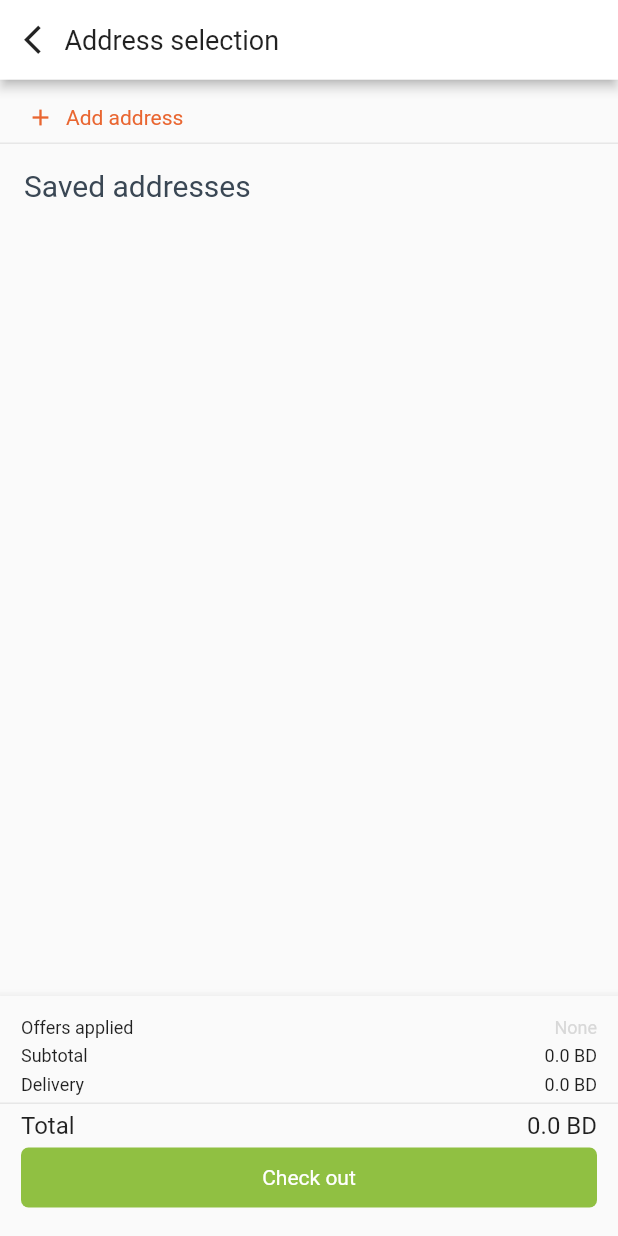
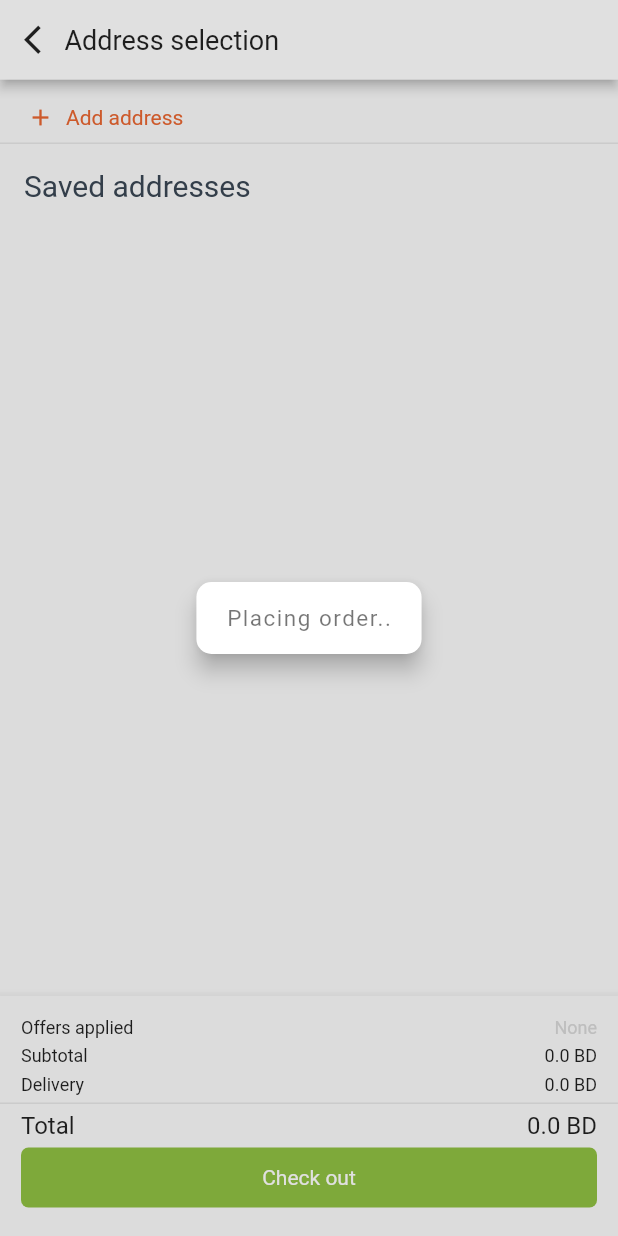
Before and after one commit to teamHaztech/chaabra, a Flutter app: the SelectAddressPage screen opened directly, after a tap on "Check out", on a phone screen of 412 x 824 dp. Run offline on Flutter 3.47's test engine with Material 2 defaults, Android fonts, the phone set to English and light mode, and no system bars; our stand-ins replace dio, flutter_svg, flutter_swiper, fluttertoast, progress_indicators, shared_preferences and 3 more; missing offline and left inert: flutter_webview_plugin; accounts and stored records are empty; network calls fail.

```diff
--- a/lib/models/order.dart
+++ b/lib/models/order.dart
@@ -27,11 +27,13 @@ class Order{
 class OrderedProduct{
   final double totalPrice;
   final Product product;
-  OrderedProduct({this.product,this.totalPrice});
+  final String option;
+  OrderedProduct({this.product,this.totalPrice,this.option});
   factory OrderedProduct.fromJson(Map<String, dynamic>json){
     return OrderedProduct(
       totalPrice: double.parse(json['total']),
-      product: Product.fromJson(json['product'])
+      product: Product.fromJson(json['product']),
+      option: json['product_option'][0]['value']
     );
   }
 }
--- a/lib/providers/orderProvider.dart
+++ b/lib/providers/orderProvider.dart
@@ -180,7 +180,9 @@ class OrderProvider extends ChangeNotifier{
     }
   }
 
+  searchProducts()async{
 
+  }
 
   showZoneList(context) {
     showDialog(
@@ -224,25 +226,22 @@ class OrderProvider extends ChangeNotifier{
         });
   }
 
+
+
   order(context)async{
-    // showProgressIndicator(context,loadingText: "Placing order..");
+    showProgressIndicator(context,loadingText: "Placing order..");
     final cartProvider = Provider.of<CartProvider>(context,listen: false);
     User user = await User().localUserData();
-
     List<Map<String, dynamic>> cartJson = [];
-
-
     cartProvider.cart.forEach((element) {
       cartJson.add(Cart().toJson(context,element));
     });
-
     final data = {
       "customer_id": user.id.toString(),
       "cart": json.encode(cartJson),
       "total" : cartProvider.total.toString(),
       "address_id" : selectedAddressId == null ? "" : selectedAddressId.toString(),
     };
-
     final res = await callApi.postWithConnectionCheck(context,apiUrl: "order", data: data);
     print(res.body);
     final jsonRes = jsonDecode(res.body);
--- a/lib/screens/CartPage.dart
+++ b/lib/screens/CartPage.dart
@@ -16,8 +16,6 @@ class CartPage extends StatelessWidget {
     final cartProvider = Provider.of<CartProvider>(context);
     return Scaffold(
       key: _scaffoldKey,
-      endDrawer: cartDrawer(context),
-      drawer: drawer(context),
       body: SafeArea(
         child: Stack(
           children: [
--- a/lib/screens/OrderPlacedPage.dart
+++ b/lib/screens/OrderPlacedPage.dart
@@ -12,8 +12,6 @@ class OrderPlacedPage extends StatelessWidget {
     final cartProvider = Provider.of<CartProvider>(context);
     return Scaffold(
       key: _scaffoldKey,
-      endDrawer: cartDrawer(context),
-      drawer: drawer(context),
       body: SafeArea(
         child: Stack(
           overflow: Overflow.visible,
--- a/lib/screens/OrdersPage.dart
+++ b/lib/screens/OrdersPage.dart
@@ -30,8 +30,6 @@ class _OrdersPageState extends State<OrdersPage> {
     final orderProvider = Provider.of<OrderProvider>(context);
     return Scaffold(
       key: _scaffoldKey,
-      endDrawer: cartDrawer(context),
-      drawer: drawer(context),
       body: SafeArea(
         child: Stack(
           children: [
--- a/lib/screens/Product.dart
+++ b/lib/screens/Product.dart
@@ -50,8 +50,6 @@ class _ProductPageState extends State<ProductPage> {
       },
       child: Scaffold(
         key: _scaffoldKey,
-        endDrawer: cartDrawer(context),
-        drawer: drawer(context),
         body: SafeArea(
           child: Stack(
             children: [
--- a/lib/screens/SelectAddress.dart
+++ b/lib/screens/SelectAddress.dart
@@ -21,8 +21,6 @@ class _SelectAddressPageState extends State<SelectAddressPage> {
     final orderProvider = Provider.of<OrderProvider>(context);
     return Scaffold(
       key: _scaffoldKey,
-      endDrawer: cartDrawer(context),
-      drawer: drawer(context),
       body: SafeArea(
         child: Stack(
           children: [
--- a/lib/screens/products.dart
+++ b/lib/screens/products.dart
@@ -37,8 +37,6 @@ class _ProductsPageState extends State<ProductsPage> {
       final categoryProvider = Provider.of<CategoryProvider>(context);
     return Scaffold(
       key: _scaffoldKey,
-      endDrawer: cartDrawer(context),
-      drawer: drawer(context),
       body: SafeArea(
         child: Stack(
           children: [
--- a/lib/staticData.dart
+++ /dev/null
@@ -1,370 +0,0 @@
-final countries = [
-  {"name": "Afghanistan", "dial_code": "+93", "code": "AF"},
-  {"name": "Albania", "dial_code": "+355", "code": "AL"},
-  {"name": "Algeria", "dial_code": "+213", "code": "DZ"},
-  {"name": "AmericanSamoa", "dial_code": "+1 684", "code": "AS"},
-  {"name": "Andorra", "dial_code": "+376", "code": "AD"},
-  {"name": "Angola", "dial_code": "+244", "code": "AO"},
-  {"name": "Anguilla", "dial_code": "+1 264", "code": "AI"},
-  {"name": "Antarctica", "dial_code": "+672", "code": "AQ"},
-  {"name": "Antigua and Barbuda", "dial_code": "+1268", "code": "AG"},
-  {"name": "Argentina", "dial_code": "+54", "code": "AR"},
-  {"name": "Armenia", "dial_code": "+374", "code": "AM"},
-  {"name": "Aruba", "dial_code": "+297", "code": "AW"},
-  {"name": "Australia", "dial_code": "+61", "code": "AU"},
-  {"name": "Austria", "dial_code": "+43", "code": "AT"},
-  {"name": "Azerbaijan", "dial_code": "+994", "code": "AZ"},
-  {"name": "Bahamas", "dial_code": "+1 242", "code": "BS"},
-  {"name": "Bahrain", "dial_code": "+973", "code": "BH"},
-  {"name": "Bangladesh", "dial_code": "+880", "code": "BD"},
-  {"name": "Barbados", "dial_code": "+1 246", "code": "BB"},
-  {"name": "Belarus", "dial_code": "+375", "code": "BY"},
-  {"name": "Belgium", "dial_code": "+32", "code": "BE"},
-  {"name": "Belize", "dial_code": "+501", "code": "BZ"},
-  {"name": "Benin", "dial_code": "+229", "code": "BJ"},
-  {"name": "Bermuda", "dial_code": "+1 441", "code": "BM"},
-  {"name": "Bhutan", "dial_code": "+975", "code": "BT"},
-  {
-    "name": "Bolivia, Plurinational State of",
-    "dial_code": "+591",
-    "code": "BO"
-  },
-  {"name": "Bosnia and Herzegovina", "dial_code": "+387", "code": "BA"},
-  {"name": "Botswana", "dial_code": "+267", "code": "BW"},
-  {"name": "Brazil", "dial_code": "+55", "code": "BR"},
-  {"name": "British Indian Ocean Territory", "dial_code": "+246", "code": "IO"},
-  {"name": "Brunei Darussalam", "dial_code": "+673", "code": "BN"},
-  {"name": "Bulgaria", "dial_code": "+359", "code": "BG"},
-  {"name": "Burkina Faso", "dial_code": "+226", "code": "BF"},
-  {"name": "Burundi", "dial_code": "+257", "code": "BI"},
-  {"name": "Cambodia", "dial_code": "+855", "code": "KH"},
-  {"name": "Cameroon", "dial_code": "+237", "code": "CM"},
-  {"name": "Canada", "dial_code": "+1", "code": "CA"},
-  {"name": "Cape Verde", "dial_code": "+238", "code": "CV"},
-  {"name": "Cayman Islands", "dial_code": "+ 345", "code": "KY"},
-  {"name": "Central African Republic", "dial_code": "+236", "code": "CF"},
-  {"name": "Chad", "dial_code": "+235", "code": "TD"},
-  {"name": "Chile", "dial_code": "+56", "code": "CL"},
-  {"name": "China", "dial_code": "+86", "code": "CN"},
-  {"name": "Christmas Island", "dial_code": "+61", "code": "CX"},
-  {"name": "Cocos (Keeling) Islands", "dial_code": "+61", "code": "CC"},
-  {"name": "Colombia", "dial_code": "+57", "code": "CO"},
-  {"name": "Comoros", "dial_code": "+269", "code": "KM"},
-  {"name": "Congo", "dial_code": "+242", "code": "CG"},
-  {
-    "name": "Congo, The Democratic Republic of the",
-    "dial_code": "+243",
-    "code": "CD"
-  },
-  {"name": "Cook Islands", "dial_code": "+682", "code": "CK"},
-  {"name": "Costa Rica", "dial_code": "+506", "code": "CR"},
-  {"name": "Cote d'Ivoire", "dial_code": "+225", "code": "CI"},
-  {"name": "Croatia", "dial_code": "+385", "code": "HR"},
-  {"name": "Cuba", "dial_code": "+53", "code": "CU"},
-  {"name": "Cyprus", "dial_code": "+357", "code": "CY"},
-  {"name": "Czech Republic", "dial_code": "+420", "code": "CZ"},
-  {"name": "Denmark", "dial_code": "+45", "code": "DK"},
-  {"name": "Djibouti", "dial_code": "+253", "code": "DJ"},
-  {"name": "Dominica", "dial_code": "+1 767", "code": "DM"},
-  {"name": "Dominican Republic", "dial_code": "+1 849", "code": "DO"},
-  {"name": "Ecuador", "dial_code": "+593", "code": "EC"},
-  {"name": "Egypt", "dial_code": "+20", "code": "EG"},
-  {"name": "El Salvador", "dial_code": "+503", "code": "SV"},
-  {"name": "Equatorial Guinea", "dial_code": "+240", "code": "GQ"},
-  {"name": "Eritrea", "dial_code": "+291", "code": "ER"},
-  {"name": "Estonia", "dial_code": "+372", "code": "EE"},
-  {"name": "Ethiopia", "dial_code": "+251", "code": "ET"},
-  {"name": "Falkland Islands (Malvinas)", "dial_code": "+500", "code": "FK"},
-  {"name": "Faroe Islands", "dial_code": "+298", "code": "FO"},
-  {"name": "Fiji", "dial_code": "+679", "code": "FJ"},
-  {"name": "Finland", "dial_code": "+358", "code": "FI"},
-  {"name": "France", "dial_code": "+33", "code": "FR"},
-  {"name": "French Guiana", "dial_code": "+594", "code": "GF"},
-  {"name": "French Polynesia", "dial_code": "+689", "code": "PF"},
-  {"name": "Gabon", "dial_code": "+241", "code": "GA"},
-  {"name": "Gambia", "dial_code": "+220", "code": "GM"},
-  {"name": "Georgia", "dial_code": "+995", "code": "GE"},
-  {"name": "Germany", "dial_code": "+49", "code": "DE"},
-  {"name": "Ghana", "dial_code": "+233", "code": "GH"},
-  {"name": "Gibraltar", "dial_code": "+350", "code": "GI"},
-  {"name": "Greece", "dial_code": "+30", "code": "GR"},
-  {"name": "Greenland", "dial_code": "+299", "code": "GL"},
-  {"name": "Grenada", "dial_code": "+1 473", "code": "GD"},
-  {"name": "Guadeloupe", "dial_code": "+590", "code": "GP"},
-  {"name": "Guam", "dial_code": "+1 671", "code": "GU"},
-  {"name": "Guatemala", "dial_code": "+502", "code": "GT"},
-  {"name": "Guernsey", "dial_code": "+44", "code": "GG"},
-  {"name": "Guinea", "dial_code": "+224", "code": "GN"},
-  {"name": "Guinea-Bissau", "dial_code": "+245", "code": "GW"},
-  {"name": "Guyana", "dial_code": "+595", "code": "GY"},
-  {"name": "Haiti", "dial_code": "+509", "code": "HT"},
-  {"name": "Holy See (Vatican City State)", "dial_code": "+379", "code": "VA"},
-  {"name": "Honduras", "dial_code": "+504", "code": "HN"},
-  {"name": "Hong Kong", "dial_code": "+852", "code": "HK"},
-  {"name": "Hungary", "dial_code": "+36", "code": "HU"},
-  {"name": "Iceland", "dial_code": "+354", "code": "IS"},
-  {"name": "India", "dial_code": "+91", "code": "IN"},
-  {"name": "Indonesia", "dial_code": "+62", "code": "ID"},
-  {"name": "Iran, Islamic Republic of", "dial_code": "+98", "code": "IR"},
-  {"name": "Iraq", "dial_code": "+964", "code": "IQ"},
-  {"name": "Ireland", "dial_code": "+353", "code": "IE"},
-  {"name": "Isle of Man", "dial_code": "+44", "code": "IM"},
-  {"name": "Israel", "dial_code": "+972", "code": "IL"},
-  {"name": "Italy", "dial_code": "+39", "code": "IT"},
-  {"name": "Jamaica", "dial_code": "+1 876", "code": "JM"},
-  {"name": "Japan", "dial_code": "+81", "code": "JP"},
-  {"name": "Jersey", "dial_code": "+44", "code": "JE"},
-  {"name": "Jordan", "dial_code": "+962", "code": "JO"},
-  {"name": "Kazakhstan", "dial_code": "+7 7", "code": "KZ"},
-  {"name": "Kenya", "dial_code": "+254", "code": "KE"},
-  {"name": "Kiribati", "dial_code": "+686", "code": "KI"},
-  {
-    "name": "Korea, Democratic People's Republic of",
-    "dial_code": "+850",
-    "code": "KP"
-  },
-  {"name": "Korea, Republic of", "dial_code": "+82", "code": "KR"},
-  {"name": "Kuwait", "dial_code": "+965", "code": "KW"},
-  {"name": "Kyrgyzstan", "dial_code": "+996", "code": "KG"},
-  {
-    "name": "Lao People's Democratic Republic",
-    "dial_code": "+856",
-    "code": "LA"
-  },
-  {"name": "Latvia", "dial_code": "+371", "code": "LV"},
-  {"name": "Lebanon", "dial_code": "+961", "code": "LB"},
-  {"name": "Lesotho", "dial_code": "+266", "code": "LS"},
-  {"name": "Liberia", "dial_code": "+231", "code": "LR"},
-  {"name": "Libyan Arab Jamahiriya", "dial_code": "+218", "code": "LY"},
-  {"name": "Liechtenstein", "dial_code": "+423", "code": "LI"},
-  {"name": "Lithuania", "dial_code": "+370", "code": "LT"},
-  {"name": "Luxembourg", "dial_code": "+352", "code": "LU"},
-  {"name": "Macao", "dial_code": "+853", "code": "MO"},
-  {
-    "name": "Macedonia, The Former Yugoslav Republic of",
-    "dial_code": "+389",
-    "code": "MK"
-  },
-  {"name": "Madagascar", "dial_code": "+261", "code": "MG"},
-  {"name": "Malawi", "dial_code": "+265", "code": "MW"},
-  {"name": "Malaysia", "dial_code": "+60", "code": "MY"},
-  {"name": "Maldives", "dial_code": "+960", "code": "MV"},
-  {"name": "Mali", "dial_code": "+223", "code": "ML"},
-  {"name": "Malta", "dial_code": "+356", "code": "MT"},
-  {"name": "Marshall Islands", "dial_code": "+692", "code": "MH"},
-  {"name": "Martinique", "dial_code": "+596", "code": "MQ"},
-  {"name": "Mauritania", "dial_code": "+222", "code": "MR"},
-  {"name": "Mauritius", "dial_code": "+230", "code": "MU"},
-  {"name": "Mayotte", "dial_code": "+262", "code": "YT"},
-  {"name": "Mexico", "dial_code": "+52", "code": "MX"},
-  {
-    "name": "Micronesia, Federated States of",
-    "dial_code": "+691",
-    "code": "FM"
-  },
-  {"name": "Moldova, Republic of", "dial_code": "+373", "code": "MD"},
-  {"name": "Monaco", "dial_code": "+377", "code": "MC"},
-  {"name": "Mongolia", "dial_code": "+976", "code": "MN"},
-  {"name": "Montenegro", "dial_code": "+382", "code": "ME"},
-  {"name": "Montserrat", "dial_code": "+1664", "code": "MS"},
-  {"name": "Morocco", "dial_code": "+212", "code": "MA"},
-  {"name": "Mozambique", "dial_code": "+258", "code": "MZ"},
-  {"name": "Myanmar", "dial_code": "+95", "code": "MM"},
-  {"name": "Namibia", "dial_code": "+264", "code": "NA"},
-  {"name": "Nauru", "dial_code": "+674", "code": "NR"},
-  {"name": "Nepal", "dial_code": "+977", "code": "NP"},
-  {"name": "Netherlands", "dial_code": "+31", "code": "NL"},
-  {"name": "Netherlands Antilles", "dial_code": "+599", "code": "AN"},
-  {"name": "New Caledonia", "dial_code": "+687", "code": "NC"},
-  {"name": "New Zealand", "dial_code": "+64", "code": "NZ"},
-  {"name": "Nicaragua", "dial_code": "+505", "code": "NI"},
-  {"name": "Niger", "dial_code": "+227", "code": "NE"},
-  {"name": "Nigeria", "dial_code": "+234", "code": "NG"},
-  {"name": "Niue", "dial_code": "+683", "code": "NU"},
-  {"name": "Norfolk Island", "dial_code": "+672", "code": "NF"},
-  {"name": "Northern Mariana Islands", "dial_code": "+1 670", "code": "MP"},
-  {"name": "Norway", "dial_code": "+47", "code": "NO"},
-  {"name": "Oman", "dial_code": "+968", "code": "OM"},
-  {"name": "Pakistan", "dial_code": "+92", "code": "PK"},
-  {"name": "Palau", "dial_code": "+680", "code": "PW"},
-  {
-    "name": "Palestinian Territory, Occupied",
-    "dial_code": "+970",
-    "code": "PS"
-  },
-  {"name": "Panama", "dial_code": "+507", "code": "PA"},
-  {"name": "Papua New Guinea", "dial_code": "+675", "code": "PG"},
-  {"name": "Paraguay", "dial_code": "+595", "code": "PY"},
-  {"name": "Peru", "dial_code": "+51", "code": "PE"},
-  {"name": "Philippines", "dial_code": "+63", "code": "PH"},
-  {"name": "Pitcairn", "dial_code": "+872", "code": "PN"},
-  {"name": "Poland", "dial_code": "+48", "code": "PL"},
-  {"name": "Portugal", "dial_code": "+351", "code": "PT"},
-  {"name": "Puerto Rico", "dial_code": "+1 939", "code": "PR"},
-  {"name": "Qatar", "dial_code": "+974", "code": "QA"},
-  {"name": "Romania", "dial_code": "+40", "code": "RO"},
-  {"name": "Russia", "dial_code": "+7", "code": "RU"},
-  {"name": "Rwanda", "dial_code": "+250", "code": "RW"},
-  {"name": "Réunion", "dial_code": "+262", "code": "RE"},
-  {"name": "Saint Barthélemy", "dial_code": "+590", "code": "BL"},
-  {
-    "name": "Saint Helena, Ascension and Tristan Da Cunha",
-    "dial_code": "+290",
-    "code": "SH"
-  },
-  {"name": "Saint Kitts and Nevis", "dial_code": "+1 869", "code": "KN"},
-  {"name": "Saint Lucia", "dial_code": "+1 758", "code": "LC"},
-  {"name": "Saint Martin", "dial_code": "+590", "code": "MF"},
-  {"name": "Saint Pierre and Miquelon", "dial_code": "+508", "code": "PM"},
-  {
-    "name": "Saint Vincent and the Grenadines",
-    "dial_code": "+1 784",
-    "code": "VC"
-  },
-  {"name": "Samoa", "dial_code": "+685", "code": "WS"},
-  {"name": "San Marino", "dial_code": "+378", "code": "SM"},
-  {"name": "Sao Tome and Principe", "dial_code": "+239", "code": "ST"},
-  {"name": "Saudi Arabia", "dial_code": "+966", "code": "SA"},
-  {"name": "Senegal", "dial_code": "+221", "code": "SN"},
-  {"name": "Serbia", "dial_code": "+381", "code": "RS"},
-  {"name": "Seychelles", "dial_code": "+248", "code": "SC"},
-  {"name": "Sierra Leone", "dial_code": "+232", "code": "SL"},
-  {"name": "Singapore", "dial_code": "+65", "code": "SG"},
-  {"name": "Slovakia", "dial_code": "+421", "code": "SK"},
-  {"name": "Slovenia", "dial_code": "+386", "code": "SI"},
-  {"name": "Solomon Islands", "dial_code": "+677", "code": "SB"},
-  {"name": "Somalia", "dial_code": "+252", "code": "SO"},
-  {"name": "South Africa", "dial_code": "+27", "code": "ZA"},
-  {
-    "name": "South Georgia and the South Sandwich Islands",
-    "dial_code": "+500",
-    "code": "GS"
-  },
-  {"name": "Spain", "dial_code": "+34", "code": "ES"},
-  {"name": "Sri Lanka", "dial_code": "+94", "code": "LK"},
-  {"name": "Sudan", "dial_code": "+249", "code": "SD"},
-  {"name": "Suriname", "dial_code": "+597", "code": "SR"},
-  {"name": "Svalbard and Jan Mayen", "dial_code": "+47", "code": "SJ"},
-  {"name": "Swaziland", "dial_code": "+268", "code": "SZ"},
-  {"name": "Sweden", "dial_code": "+46", "code": "SE"},
-  {"name": "Switzerland", "dial_code": "+41", "code": "CH"},
-  {"name": "Syrian Arab Republic", "dial_code": "+963", "code": "SY"},
-  {"name": "Taiwan", "dial_code": "+886", "code": "TW"},
-  {"name": "Tajikistan", "dial_code": "+992", "code": "TJ"},
-  {"name": "Tanzania, United Republic of", "dial_code": "+255", "code": "TZ"},
-  {"name": "Thailand", "dial_code": "+66", "code": "TH"},
-  {"name": "Timor-Leste", "dial_code": "+670", "code": "TL"},
-  {"name": "Togo", "dial_code": "+228", "code": "TG"},
-  {"name": "Tokelau", "dial_code": "+690", "code": "TK"},
-  {"name": "Tonga", "dial_code": "+676", "code": "TO"},
-  {"name": "Trinidad and Tobago", "dial_code": "+1 868", "code": "TT"},
-  {"name": "Tunisia", "dial_code": "+216", "code": "TN"},
-  {"name": "Turkey", "dial_code": "+90", "code": "TR"},
-  {"name": "Turkmenistan", "dial_code": "+993", "code": "TM"},
-  {"name": "Turks and Caicos Islands", "dial_code": "+1 649", "code": "TC"},
-  {"name": "Tuvalu", "dial_code": "+688", "code": "TV"},
-  {"name": "Uganda", "dial_code": "+256", "code": "UG"},
-  {"name": "Ukraine", "dial_code": "+380", "code": "UA"},
-  {"name": "United Arab Emirates", "dial_code": "+971", "code": "AE"},
-  {"name": "United Kingdom", "dial_code": "+44", "code": "GB"},
-  {"name": "United States", "dial_code": "+1", "code": "US"},
-  {"name": "Uruguay", "dial_code": "+598", "code": "UY"},
-  {"name": "Uzbekistan", "dial_code": "+998", "code": "UZ"},
-  {"name": "Vanuatu", "dial_code": "+678", "code": "VU"},
-  {
-    "name": "Venezuela, Bolivarian Republic of",
-    "dial_code": "+58",
-    "code": "VE"
-  },
-  {"name": "Viet Nam", "dial_code": "+84", "code": "VN"},
-  {"name": "Virgin Islands, British", "dial_code": "+1 284", "code": "VG"},
-  {"name": "Virgin Islands, U.S.", "dial_code": "+1 340", "code": "VI"},
-  {"name": "Wallis and Futuna", "dial_code": "+681", "code": "WF"},
-  {"name": "Yemen", "dial_code": "+967", "code": "YE"},
-  {"name": "Zambia", "dial_code": "+260", "code": "ZM"},
-  {"name": "Zimbabwe", "dial_code": "+263", "code": "ZW"},
-  {"name": "Åland Islands", "dial_code": "+358", "code": "AX"}
-];
-
-
-final orderData = [
-  {
-    "order_id": 8,
-    "customer_id": "20",
-    "order_status_id": "1",
-    "date_added": "2020-11-19 21:52:59",
-    "order_charges": {
-      "total": "67.0000",
-      "shipping": "1.5000",
-      "sub_total": "65.5000"
-    },
-    "status": {
-      "name": "Pending",
-      "order_status_id": 1
-    },
-    "ordered_products": [
-      {
-        "order_product_id": 68,
-        "order_id": "8",
-        "price": "1.5000",
-        "total": "1.5000",
-        "product_id": "99",
-        "product": {
-          "product_id": 99,
-          "image": "catalog/fish list /EHyB5XoWwAErg4i.jpg",
-          "details": {
-            "product_id": 99,
-            "name": " Halfbeak"
-          }
-        }
-      },
-      {
-        "order_product_id": 67,
-        "order_id": "8",
-        "price": "64.0000",
-        "total": "64.0000",
-        "product_id": "50",
-        "product": {
-          "product_id": 50,
-          "image": "catalog/fish list /-300x261.png",
-          "details": {
-            "product_id": 50,
-            "name": "Bale fish"
-          }
-        }
-      }
-    ]
-  },
-  {
-    "order_id": 39,
-    "customer_id": "20",
-    "order_status_id": "1",
-    "date_added": "2020-11-20 06:09:22",
-    "order_charges": {
-      "total": "11.0000",
-      "shipping": "1.5000",
-      "sub_total": "9.5000"
-    },
-    "status": {
-      "name": "Pending",
-      "order_status_id": 1
-    },
-    "ordered_products": [
-      {
-        "order_product_id": 91,
-        "order_id": "39",
-        "price": "9.5000",
-        "total": "9.5000",
-        "product_id": "160",
-        "product": {
-          "product_id": 160,
-          "image": "catalog/Veg/kiwifruit.jpg",
-          "details": {
-            "product_id": 160,
-            "name": "Kiwi fruit"
-          }
-        }
-      }
-    ]
-  }
-];
```
Also changed, not shown: lib/models/searchModel.dart (added, +15 -0 lines), lib/providers/productsProvider.dart (+0 -13 lines), lib/screens/Search.dart (added, +8 -0 lines), lib/screens/SingleOrderPage.dart (+115 -51 lines), lib/screens/constants.dart (+7 -1 lines).
